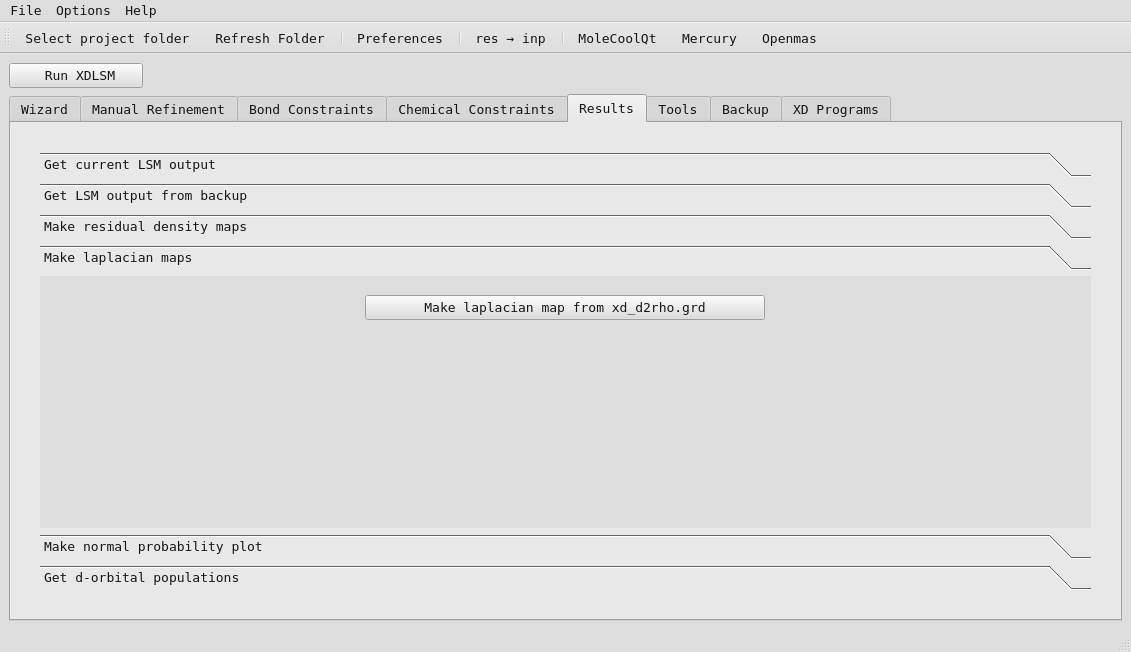
Qt form src/xdcool.ui (mcrav/XDToolkit) before a commit.
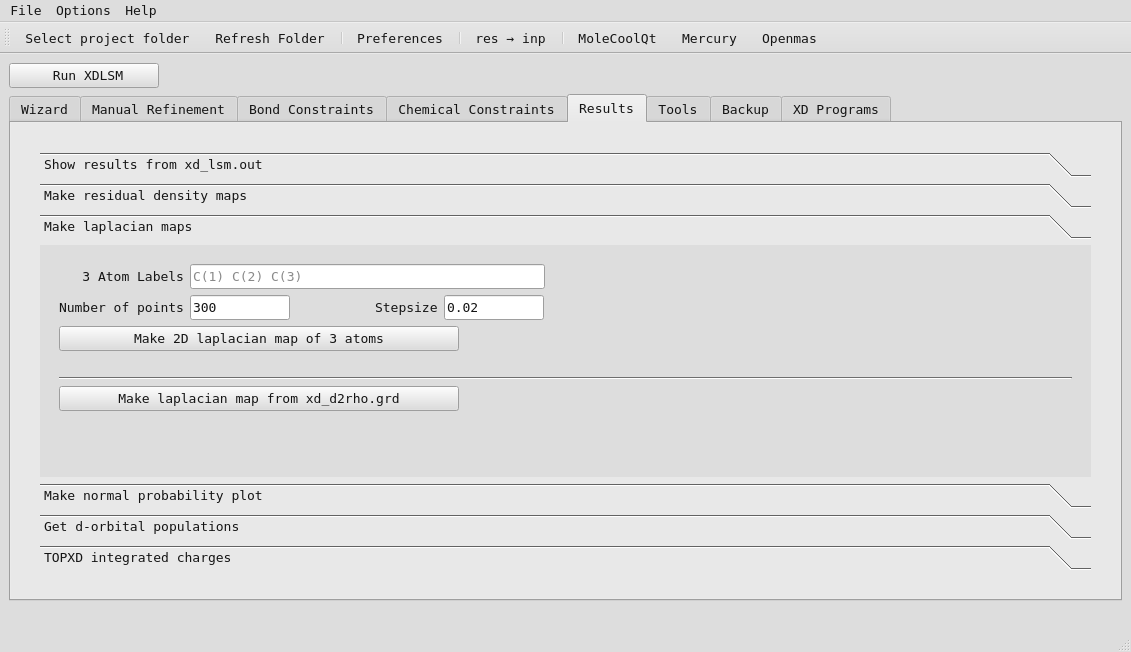
The same form after that commit. The open tabs and pages were chosen to show the change. Icons and pictures are not drawn.

Commit message: laplacian_maps

What changed in the file:
```diff
--- a/src/xdcool.ui
+++ b/src/xdcool.ui
@@ -453,6 +453,14 @@
   <widget class="QWidget" name="centralwidget">
    <layout class="QGridLayout" name="gridLayout">
     <item row="0" column="0">
+     <layout class="QVBoxLayout" name="verticalLayout_20">
+      <property name="topMargin">
+       <number>0</number>
+      </property>
+      <property name="bottomMargin">
+       <number>20</number>
+      </property>
+      <item>
      <layout class="QHBoxLayout" name="horizontalLayout_21">
       <property name="bottomMargin">
        <number>0</number>
@@ -485,6 +493,11 @@
       </item>
       <item>
        <widget class="QLabel" name="XDLSMLab">
+          <property name="font">
+           <font>
+            <italic>true</italic>
+           </font>
+          </property>
         <property name="text">
          <string/>
         </property>
@@ -492,7 +505,7 @@
       </item>
      </layout>
     </item>
-    <item row="2" column="0" colspan="4">
+      <item>
      <widget class="QTabWidget" name="tabWidget">
       <property name="toolTip">
        <string/>
@@ -2910,7 +2923,7 @@
         <string>Analyse results and create diagrams</string>
        </attribute>
        <layout class="QGridLayout" name="gridLayout_16">
-        <item row="0" column="0">
+          <item row="1" column="0">
          <layout class="QVBoxLayout" name="verticalLayout_2">
           <property name="leftMargin">
            <number>20</number>
@@ -2927,80 +2940,8 @@
           <item>
            <widget class="QToolBox" name="resToolbox">
             <property name="currentIndex">
-             <number>5</number>
-            </property>
-            <widget class="QWidget" name="page_18">
-             <property name="geometry">
-              <rect>
-               <x>0</x>
-               <y>0</y>
-               <width>257</width>
-               <height>88</height>
-              </rect>
-             </property>
-             <attribute name="label">
-              <string>Get current LSM output</string>
-             </attribute>
-             <layout class="QGridLayout" name="gridLayout_27">
-              <item row="0" column="0">
-               <layout class="QVBoxLayout" name="verticalLayout">
-                <property name="leftMargin">
-                 <number>10</number>
-                </property>
-                <property name="topMargin">
-                 <number>10</number>
-                </property>
-                <property name="rightMargin">
-                 <number>10</number>
-                </property>
-                <property name="bottomMargin">
-                 <number>10</number>
-                </property>
-                <item>
-                 <widget class="QPushButton" name="getResBut">
-                  <property name="maximumSize">
-                   <size>
-                    <width>300</width>
-                    <height>16777215</height>
-                   </size>
-                  </property>
-                  <property name="text">
-                   <string>Show output from xd_lsm.out</string>
-                  </property>
-                 </widget>
-                </item>
-                <item>
-                 <widget class="QLabel" name="getResLab">
-                  <property name="font">
-                   <font>
-                    <italic>false</italic>
-                   </font>
-                  </property>
-                  <property name="textFormat">
-                   <enum>Qt::AutoText</enum>
-                  </property>
-                  <property name="textInteractionFlags">
-                   <set>Qt::LinksAccessibleByMouse|Qt::TextSelectableByMouse</set>
-                  </property>
-                 </widget>
-                </item>
-                <item>
-                 <spacer name="verticalSpacer_11">
-                  <property name="orientation">
-                   <enum>Qt::Vertical</enum>
-                  </property>
-                  <property name="sizeHint" stdset="0">
-                   <size>
-                    <width>20</width>
-                    <height>40</height>
-                   </size>
-                  </property>
-                 </spacer>
-                </item>
-               </layout>
-              </item>
-             </layout>
-            </widget>
+               <number>2</number>
+              </property>
             <widget class="QWidget" name="page_6">
              <property name="geometry">
               <rect>
@@ -3011,7 +2952,7 @@
               </rect>
              </property>
              <attribute name="label">
-              <string>Get LSM output from backup</string>
+                <string>Show results from xd_lsm.out</string>
              </attribute>
              <layout class="QGridLayout" name="gridLayout_13">
               <item row="0" column="0">
@@ -3244,8 +3185,8 @@
               <rect>
                <x>0</x>
                <y>0</y>
-               <width>328</width>
-               <height>67</height>
+                 <width>1049</width>
+                 <height>239</height>
               </rect>
              </property>
              <attribute name="label">
@@ -3266,6 +3207,154 @@
                 <property name="bottomMargin">
                  <number>10</number>
                 </property>
+                  <item>
+                   <layout class="QHBoxLayout" name="horizontalLayout_11">
+                    <property name="topMargin">
+                     <number>0</number>
+                    </property>
+                    <item>
+                     <widget class="QLabel" name="label_4">
+                      <property name="text">
+                       <string>   3 Atom Labels</string>
+                      </property>
+                     </widget>
+                    </item>
+                    <item>
+                     <widget class="QLineEdit" name="taLapmapInput">
+                      <property name="maximumSize">
+                       <size>
+                        <width>355</width>
+                        <height>16777215</height>
+                       </size>
+                      </property>
+                      <property name="placeholderText">
+                       <string>C(1) C(2) C(3)</string>
+                      </property>
+                     </widget>
+                    </item>
+                    <item>
+                     <spacer name="horizontalSpacer_2">
+                      <property name="orientation">
+                       <enum>Qt::Horizontal</enum>
+                      </property>
+                      <property name="sizeHint" stdset="0">
+                       <size>
+                        <width>40</width>
+                        <height>20</height>
+                       </size>
+                      </property>
+                     </spacer>
+                    </item>
+                   </layout>
+                  </item>
+                  <item>
+                   <layout class="QHBoxLayout" name="horizontalLayout_13">
+                    <property name="topMargin">
+                     <number>0</number>
+                    </property>
+                    <item>
+                     <widget class="QLabel" name="label_16">
+                      <property name="text">
+                       <string>Number of points</string>
+                      </property>
+                     </widget>
+                    </item>
+                    <item>
+                     <widget class="QLineEdit" name="taLapmapNpoints">
+                      <property name="maximumSize">
+                       <size>
+                        <width>100</width>
+                        <height>16777215</height>
+                       </size>
+                      </property>
+                      <property name="text">
+                       <string>300</string>
+                      </property>
+                     </widget>
+                    </item>
+                    <item>
+                     <spacer name="horizontalSpacer_12">
+                      <property name="orientation">
+                       <enum>Qt::Horizontal</enum>
+                      </property>
+                      <property name="sizeType">
+                       <enum>QSizePolicy::Fixed</enum>
+                      </property>
+                      <property name="sizeHint" stdset="0">
+                       <size>
+                        <width>40</width>
+                        <height>20</height>
+                       </size>
+                      </property>
+                     </spacer>
+                    </item>
+                    <item>
+                     <widget class="QLabel" name="label_14">
+                      <property name="text">
+                       <string>     Stepsize</string>
+                      </property>
+                     </widget>
+                    </item>
+                    <item>
+                     <widget class="QLineEdit" name="taLapmapStepsize">
+                      <property name="maximumSize">
+                       <size>
+                        <width>100</width>
+                        <height>16777215</height>
+                       </size>
+                      </property>
+                      <property name="text">
+                       <string>0.02</string>
+                      </property>
+                     </widget>
+                    </item>
+                    <item>
+                     <spacer name="horizontalSpacer_11">
+                      <property name="orientation">
+                       <enum>Qt::Horizontal</enum>
+                      </property>
+                      <property name="sizeHint" stdset="0">
+                       <size>
+                        <width>40</width>
+                        <height>20</height>
+                       </size>
+                      </property>
+                     </spacer>
+                    </item>
+                   </layout>
+                  </item>
+                  <item>
+                   <widget class="QPushButton" name="taLapmapBut">
+                    <property name="maximumSize">
+                     <size>
+                      <width>400</width>
+                      <height>16777215</height>
+                     </size>
+                    </property>
+                    <property name="text">
+                     <string>Make 2D laplacian map of 3 atoms</string>
+                    </property>
+                   </widget>
+                  </item>
+                  <item>
+                   <widget class="QLabel" name="taLapmapLab">
+                    <property name="font">
+                     <font>
+                      <italic>true</italic>
+                     </font>
+                    </property>
+                    <property name="text">
+                     <string/>
+                    </property>
+                   </widget>
+                  </item>
+                  <item>
+                   <widget class="Line" name="line_14">
+                    <property name="orientation">
+                     <enum>Qt::Horizontal</enum>
+                    </property>
+                   </widget>
+                  </item>
                 <item>
                  <widget class="QPushButton" name="lapGrdBut">
                   <property name="maximumSize">
@@ -3478,6 +3567,79 @@
               </item>
              </layout>
             </widget>
+              <widget class="QWidget" name="page_4">
+               <property name="geometry">
+                <rect>
+                 <x>0</x>
+                 <y>0</y>
+                 <width>1049</width>
+                 <height>239</height>
+                </rect>
+               </property>
+               <attribute name="label">
+                <string>TOPXD integrated charges</string>
+               </attribute>
+               <layout class="QGridLayout" name="gridLayout_21">
+                <item row="0" column="0">
+                 <layout class="QGridLayout" name="gridLayout_12">
+                  <item row="1" column="0">
+                   <widget class="QCheckBox" name="autoTopxdAll">
+                    <property name="text">
+                     <string>All atoms</string>
+                    </property>
+                   </widget>
+                  </item>
+                  <item row="0" column="0">
+                   <layout class="QHBoxLayout" name="horizontalLayout_7">
+                    <item>
+                     <widget class="QLabel" name="label">
+                      <property name="text">
+                       <string>Atoms</string>
+                      </property>
+                     </widget>
+                    </item>
+                    <item>
+                     <widget class="QLineEdit" name="autoTopxdInput"/>
+                    </item>
+                   </layout>
+                  </item>
+                  <item row="4" column="0">
+                   <spacer name="verticalSpacer_3">
+                    <property name="orientation">
+                     <enum>Qt::Vertical</enum>
+                    </property>
+                    <property name="sizeHint" stdset="0">
+                     <size>
+                      <width>20</width>
+                      <height>40</height>
+                     </size>
+                    </property>
+                   </spacer>
+                  </item>
+                  <item row="2" column="0">
+                   <widget class="QLabel" name="autoTopxdLab">
+                    <property name="text">
+                     <string/>
+                    </property>
+                   </widget>
+                  </item>
+                  <item row="3" column="0">
+                   <widget class="QPushButton" name="autoTopxdBut">
+                    <property name="maximumSize">
+                     <size>
+                      <width>200</width>
+                      <height>16777215</height>
+                     </size>
+                    </property>
+                    <property name="text">
+                     <string>Run TOPXD</string>
+                    </property>
+                   </widget>
+                  </item>
+                 </layout>
+                </item>
+               </layout>
+              </widget>
            </widget>
           </item>
          </layout>
@@ -4549,6 +4711,8 @@
      </widget>
     </item>
    </layout>
+    </item>
+   </layout>
   </widget>
   <widget class="QMenuBar" name="menubar">
    <property name="geometry">
```
Left out of the diff: 94 changed lines with no effect on the pictures. Lines whose indentation alone changed are shown as unchanged. The commit also changes 25 other files.
